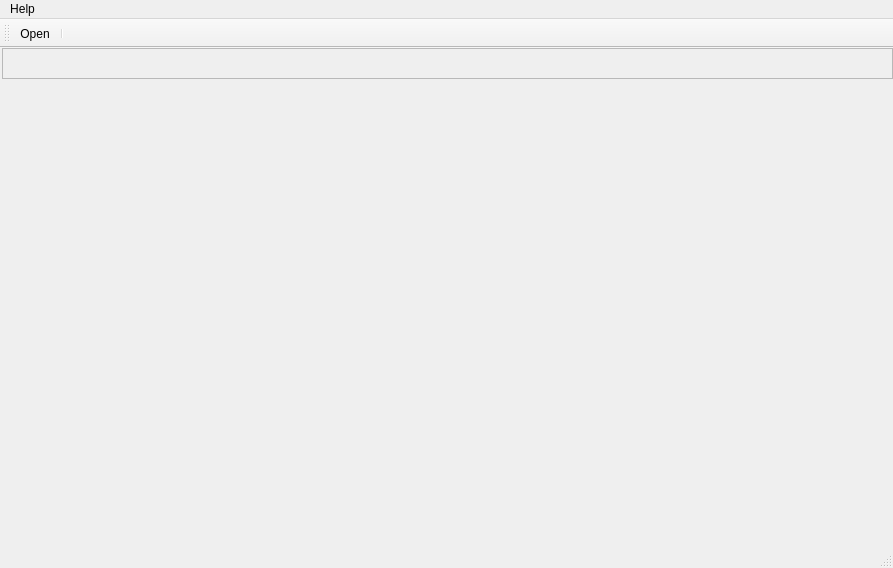
This is mainwindow.ui in AminAbed/Project as Qt 5 draws it before an edit. The edited form follows.
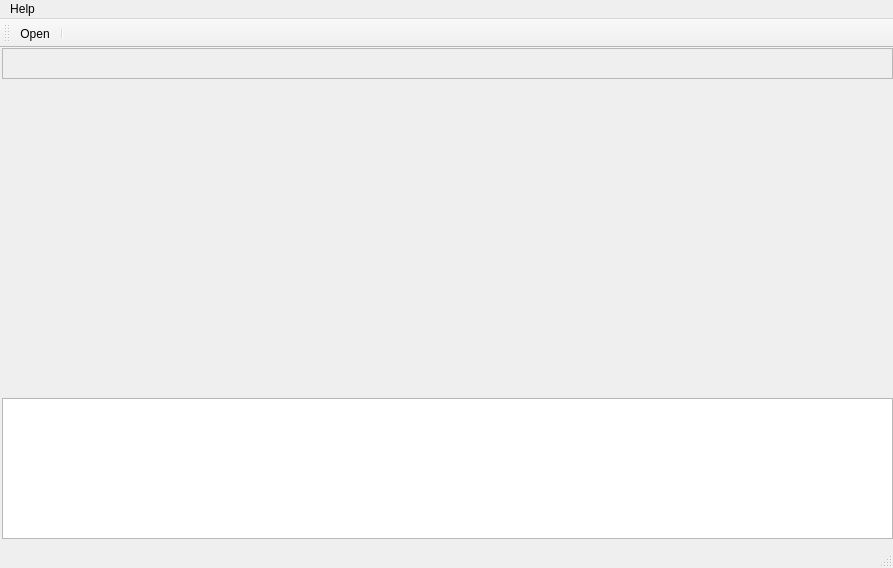
This is the edited form. Icons and pictures are not drawn. Custom widgets are drawn as their Qt base class.

What changed in the file:
```diff
--- a/mainwindow.ui
+++ b/mainwindow.ui
@@ -277,6 +277,16 @@
        </rect>
       </property>
      </widget>
+     <widget class="QTableWidget" name="tableWidget">
+      <property name="geometry">
+       <rect>
+        <x>0</x>
+        <y>350</y>
+        <width>891</width>
+        <height>141</height>
+       </rect>
+      </property>
+     </widget>
     </widget>
    </widget>
   </widget>
```
Left out of the diff: 6 changed lines with no effect on the pictures.
